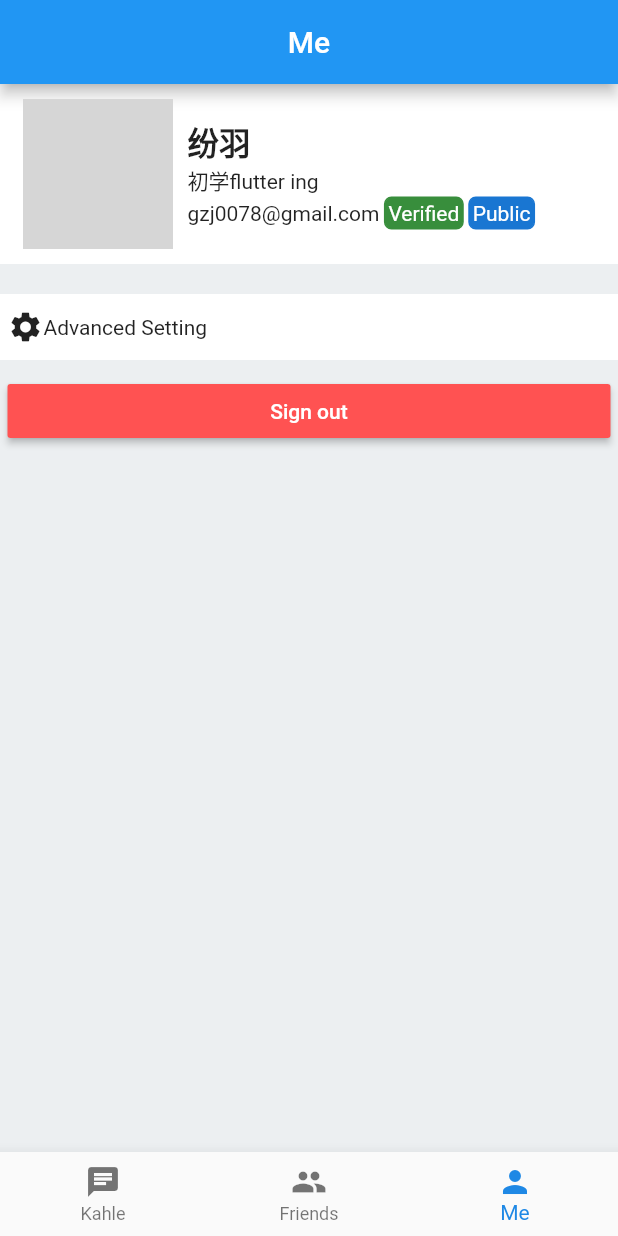
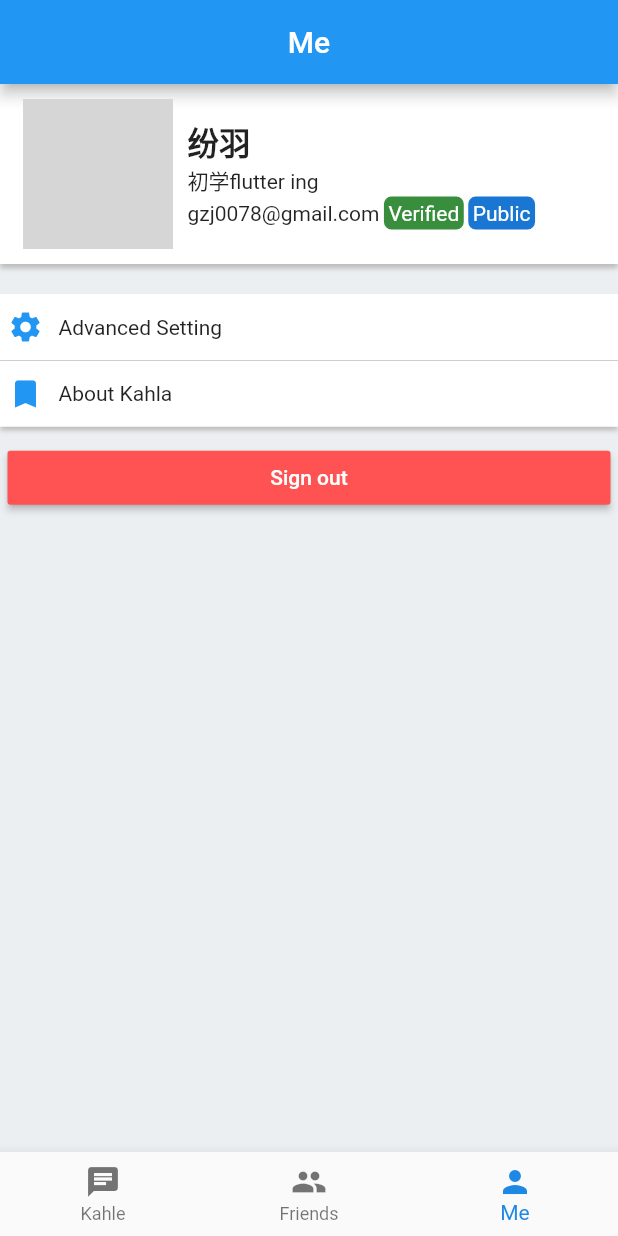
Before and after one commit to fenyuluoshang/Kahla.flutter, a Flutter app: the screen it shows after launch, item 3 of the bottom bar chosen, on a phone screen of 412 x 824 dp. Run offline on Flutter 3.47's test engine with Material 2 defaults, Android fonts, the phone set to English and light mode, and no system bars; network calls fail; grey boxes are pictures that could not be loaded.

Commit message:
add something for about view and about page

```diff
--- a/lib/views/me.dart
+++ b/lib/views/me.dart
@@ -1,6 +1,8 @@
 import 'package:flutter/material.dart';
 import 'package:kahla/componments/Line.dart';
+import 'package:kahla/pages/about.dart';
 import 'package:kahla/pages/profile.dart';
+import 'package:kahla/pages/setting.dart';
 
 /// The Me View is the content for the page Me
 class MeView extends StatefulWidget {
@@ -99,7 +101,8 @@ class MyInfo extends StatelessWidget {
     });
 
     /// background white
-    return Material(
+    return Container(
+      child: Material(
         /// tap anime
         child: InkWell(
           /// this container is make a padding for the componment
@@ -129,9 +132,22 @@ class MyInfo extends StatelessWidget {
             ),
             padding: EdgeInsets.fromLTRB(15, 10, 15, 10),
           ),
-        onTap: () {},
+          onTap: () {
+            Navigator.push(context,
+                MaterialPageRoute(builder: (context) => ProfilePage()));
+          },
         ),
         color: Colors.white,
+      ),
+      decoration: BoxDecoration(
+        boxShadow: <BoxShadow>[
+          BoxShadow(
+            color: Colors.grey[400],
+            blurRadius: 2,
+            offset: Offset(0, 3),
+          ),
+        ],
+      ),
     );
   }
 }
@@ -143,21 +159,62 @@ class MenusInMe extends StatelessWidget {
     return Container(
       child: Column(
         children: <Widget>[
+          /// Advanced Setting Button
           LineButton(
             isBtn: true,
             innerWidget: Row(
               children: <Widget>[
-                Icon(Icons.settings),
-                Text("Advanced Setting")
+                Icon(
+                  Icons.settings,
+                  color: Colors.blue,
+                ),
+                Container(
+                  child: Text("Advanced Setting"),
+                  margin: EdgeInsets.only(left: 10),
+                )
+              ],
+            ),
+            backgroundColor: Colors.white,
+            onTap: () {
+              Navigator.push(
+                  context,
+                  MaterialPageRoute(
+                      builder: (context) => AdvancedSettingPage()));
+            },
+            borderAfter: true,
+          ),
+
+          /// About Setting Button
+          LineButton(
+            isBtn: true,
+            innerWidget: Row(
+              children: <Widget>[
+                Icon(
+                  Icons.bookmark,
+                  color: Colors.blue,
+                ),
+                Container(
+                  child: Text("About Kahla"),
+                  margin: EdgeInsets.only(left: 10),
+                )
               ],
             ),
             backgroundColor: Colors.white,
             onTap: () {
               Navigator.push(context,
-                  MaterialPageRoute(builder: (context) => ProfilePage()));
+                  MaterialPageRoute(builder: (context) => AboutPage()));
             },
             borderAfter: false,
-          )
+          ),
+        ],
+      ),
+      decoration: BoxDecoration(
+        boxShadow: <BoxShadow>[
+          BoxShadow(
+            color: Colors.grey[400],
+            blurRadius: 2,
+            offset: Offset(0, 3),
+          ),
         ],
       ),
       margin: EdgeInsets.only(top: 20),
```
Also changed, not shown: lib/pages/about.dart (added, +140 -0 lines), lib/pages/setting.dart (added, +15 -0 lines), 2 other files. Lines whose indentation alone changed are shown as unchanged.
